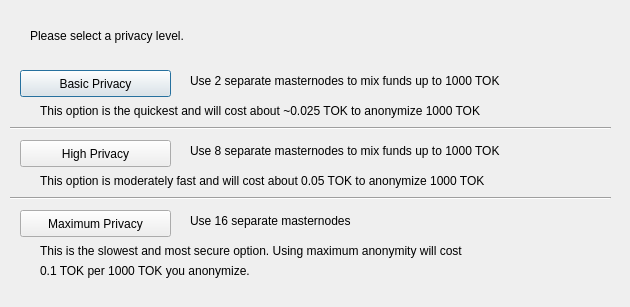
braveonesgit/Harvestcoin, file src/qt/forms/darksendconfig.ui: the form before one commit.
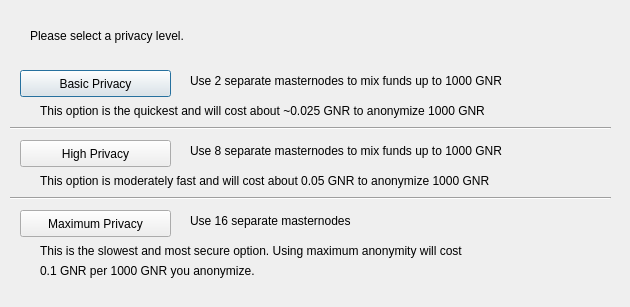
The form after the commit.

```diff
--- a/src/qt/forms/darksendconfig.ui
+++ b/src/qt/forms/darksendconfig.ui
@@ -75,7 +75,7 @@
     </rect>
    </property>
    <property name="text">
-    <string>Use 2 separate masternodes to mix funds up to 1000 TOK</string>
+    <string>Use 2 separate masternodes to mix funds up to 1000 GNR</string>
    </property>
   </widget>
   <widget class="QLabel" name="label_3">
@@ -88,7 +88,7 @@
     </rect>
    </property>
    <property name="text">
-    <string>Use 8 separate masternodes to mix funds up to 1000 TOK</string>
+    <string>Use 8 separate masternodes to mix funds up to 1000 GNR</string>
    </property>
   </widget>
   <widget class="QLabel" name="label_4">
@@ -114,7 +114,7 @@
     </rect>
    </property>
    <property name="text">
-    <string>This option is the quickest and will cost about ~0.025 TOK to anonymize 1000 TOK</string>
+    <string>This option is the quickest and will cost about ~0.025 GNR to anonymize 1000 GNR</string>
    </property>
   </widget>
   <widget class="QLabel" name="label_7">
@@ -127,7 +127,7 @@
     </rect>
    </property>
    <property name="text">
-    <string>This option is moderately fast and will cost about 0.05 TOK to anonymize 1000 TOK</string>
+    <string>This option is moderately fast and will cost about 0.05 GNR to anonymize 1000 GNR</string>
    </property>
   </widget>
   <widget class="QLabel" name="label_8">
@@ -153,7 +153,7 @@
     </rect>
    </property>
    <property name="text">
-    <string>0.1 TOK per 1000 TOK you anonymize.</string>
+    <string>0.1 GNR per 1000 GNR you anonymize.</string>
    </property>
   </widget>
   <widget class="Line" name="line">
```
